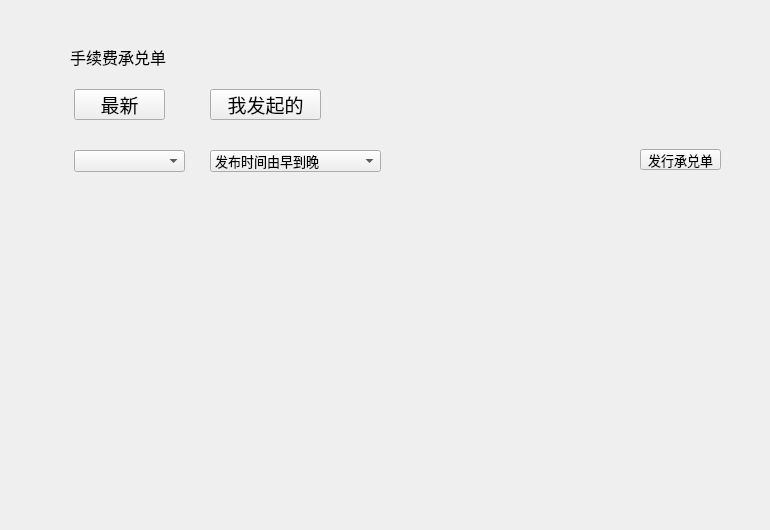
The window that poundage/PoundageWidget.ui (HcashOrg/hx-indicator) describes before a commit, drawn with Qt 5.
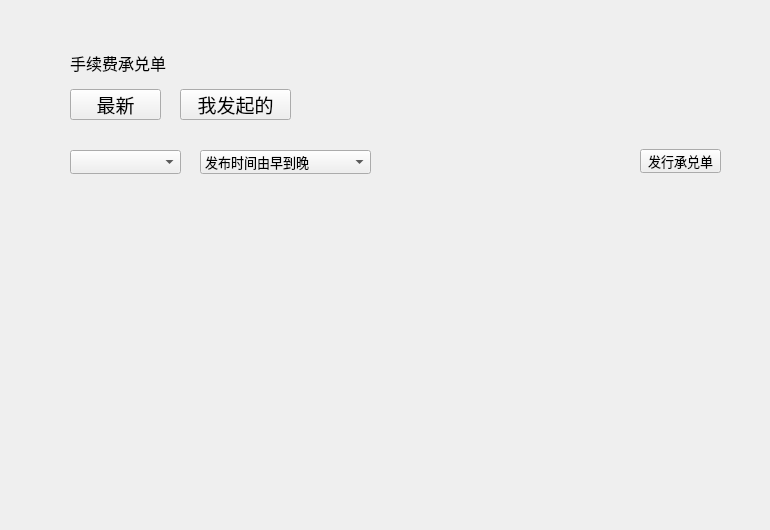
The same window after the commit.

The edit to the form file:
```diff
--- a/poundage/PoundageWidget.ui
+++ b/poundage/PoundageWidget.ui
@@ -27,9 +27,9 @@
    <property name="geometry">
     <rect>
      <x>70</x>
-     <y>41</y>
-     <width>201</width>
-     <height>31</height>
+     <y>50</y>
+     <width>200</width>
+     <height>26</height>
     </rect>
    </property>
    <property name="font">
@@ -45,10 +45,10 @@
   <widget class="QComboBox" name="comboBox_coinType">
    <property name="geometry">
     <rect>
-     <x>74</x>
+     <x>70</x>
      <y>150</y>
      <width>111</width>
-     <height>22</height>
+     <height>24</height>
     </rect>
    </property>
    <property name="font">
@@ -63,7 +63,7 @@
      <x>640</x>
      <y>149</y>
      <width>81</width>
-     <height>21</height>
+     <height>24</height>
     </rect>
    </property>
    <property name="font">
@@ -78,10 +78,10 @@
   <widget class="QComboBox" name="comboBox_sortType">
    <property name="geometry">
     <rect>
-     <x>210</x>
+     <x>200</x>
      <y>150</y>
      <width>171</width>
-     <height>22</height>
+     <height>24</height>
     </rect>
    </property>
    <property name="font">
@@ -103,7 +103,7 @@
   <widget class="QToolButton" name="toolButton_allPoundage">
    <property name="geometry">
     <rect>
-     <x>74</x>
+     <x>70</x>
      <y>89</y>
      <width>91</width>
      <height>31</height>
@@ -130,7 +130,7 @@
   <widget class="QToolButton" name="toolButton_myPoundage">
    <property name="geometry">
     <rect>
-     <x>210</x>
+     <x>180</x>
      <y>89</y>
      <width>111</width>
      <height>31</height>
```
Left out of the diff: 9 changed lines with no effect on the pictures.
